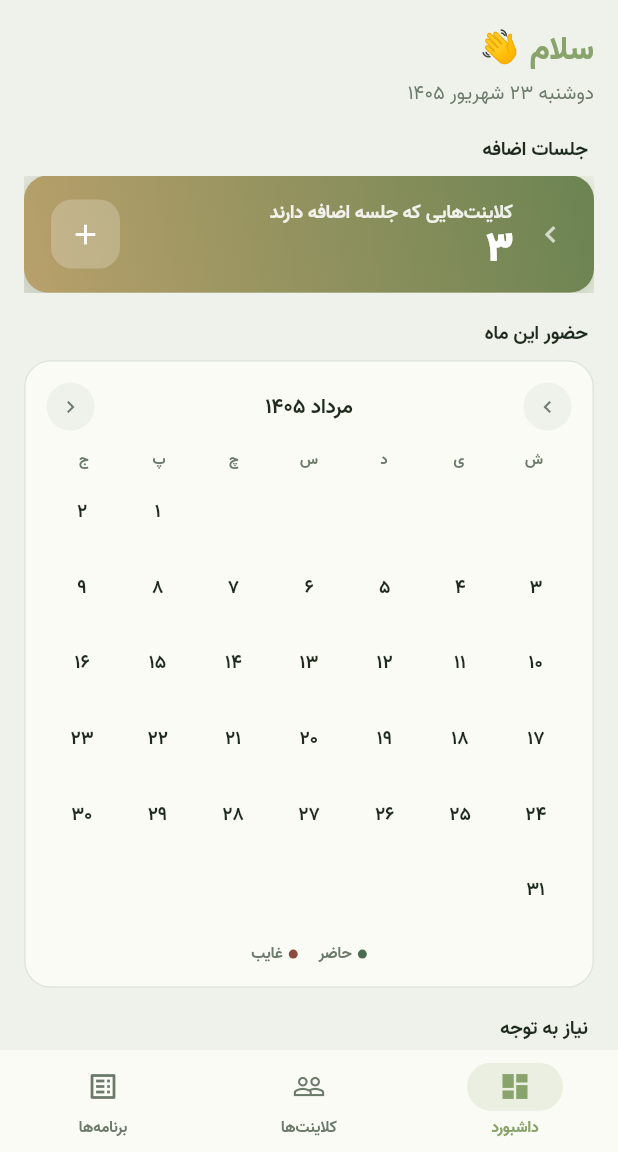
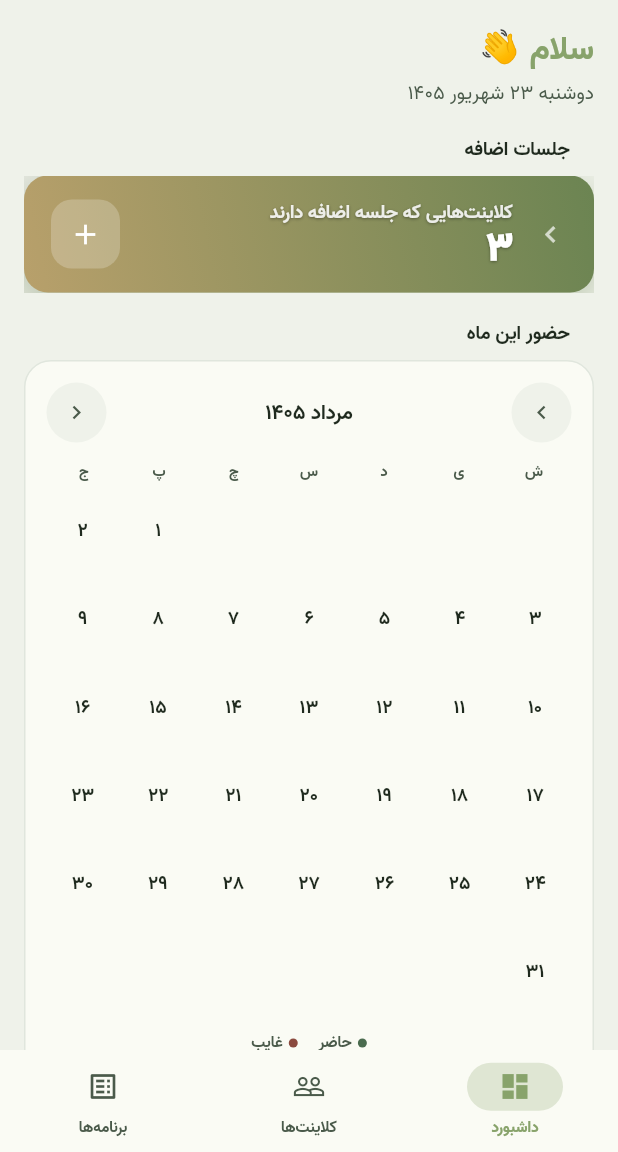
Before and after one commit to nima91ir/zahra-trainer-app, a Flutter app: the screen it shows after launch, after a tap on the "chevron right" icon, on a phone screen of 412 x 824 dp, the part 84-1236 px from its top. Run offline on Flutter 3.47's test engine with Material 3 defaults, Android fonts, the phone set to English and light mode, and no system bars; our stand-ins replace sembast, sembast_web, shamsi_date, shared_preferences.

Commit message:
feat: apply dashboard UI/UX accessibility and polish improvements
- Enlarge calendar day cells and add semantics labels
- Increase calendar nav button size and add tooltips
- Strengthen StatAlertCard affordance with shadow and animation
- Raise onSurfaceVar contrast for better readability
- Increase BottomNav indicator opacity
- Align dashboard section labels to page padding
- Simplify _TotalClientsCard chevron layout with tooltip
- Add text shadow to bonus banner for contrast
- Use AppTokens.s32 for dashboard bottom padding

```diff
--- a/lib/screens/dashboard/dashboard_screen.dart
+++ b/lib/screens/dashboard/dashboard_screen.dart
@@ -258,7 +258,7 @@ class _DashboardScreenState extends State<DashboardScreen> {
       body: SafeArea(
         top: false,
         child: ListView(
-          padding: const EdgeInsets.fromLTRB(16, 16, 16, 32),
+          padding: const EdgeInsets.fromLTRB(16, 16, 16, AppTokens.s32),
           children: [
             // Welcome
             Text(
@@ -425,7 +425,7 @@ class _SectionLabel extends StatelessWidget {
   @override
   Widget build(BuildContext context) {
     return Padding(
-      padding: const EdgeInsets.symmetric(horizontal: 4),
+      padding: const EdgeInsets.symmetric(horizontal: 16),
       child: Text(
         text,
         style: TextStyle(
@@ -489,8 +489,11 @@ class _BonusBanner extends StatelessWidget {
               mainAxisAlignment: MainAxisAlignment.end,
               children: [
                 // Chevron (start side in RTL)
-                Icon(Icons.chevron_right,
-                    color: Colors.white.withValues(alpha: 0.7), size: 22),
+                Tooltip(
+                  message: 'مشاهده',
+                  child: Icon(Icons.chevron_right,
+                      color: Colors.white.withValues(alpha: 0.7), size: 22),
+                ),
                 SizedBox(width: 14),
                 // Body column
                 Expanded(
@@ -505,6 +508,13 @@ class _BonusBanner extends StatelessWidget {
                           fontSize: 12.5,
                           fontWeight: FontWeight.w600,
                           color: Colors.white.withValues(alpha: 0.88),
+                          shadows: const [
+                            Shadow(
+                              color: Color(0x66000000),
+                              offset: Offset(0, 1),
+                              blurRadius: 2,
+                            ),
+                          ],
                         ),
                       ),
                       SizedBox(height: 2),
@@ -517,6 +527,13 @@ class _BonusBanner extends StatelessWidget {
                           fontWeight: FontWeight.w900,
                           color: Colors.white,
                           height: 1,
+                          shadows: const [
+                            Shadow(
+                              color: Color(0x66000000),
+                              offset: Offset(0, 1),
+                              blurRadius: 2,
+                            ),
+                          ],
                         ),
                       ),
                     ],
@@ -563,8 +580,6 @@ class _TotalClientsCard extends StatelessWidget {
         ),
         child: Row(
           children: [
-            Icon(Icons.chevron_right,
-                color: AppTokens.onSurfaceVar, size: 20),
             Expanded(
               child: Column(
                 crossAxisAlignment: CrossAxisAlignment.start,
@@ -594,8 +609,11 @@ class _TotalClientsCard extends StatelessWidget {
                 ],
               ),
             ),
-            Icon(Icons.chevron_left,
-                color: AppTokens.onSurfaceVar, size: 20),
+            Tooltip(
+              message: 'مشاهده کلاینت‌ها',
+              child: Icon(Icons.chevron_left,
+                  color: AppTokens.onSurfaceVar, size: 20),
+            ),
           ],
         ),
       ),
--- a/lib/theme/app_tokens.dart
+++ b/lib/theme/app_tokens.dart
@@ -14,7 +14,7 @@ class AppTokens {
   static const Color surfaceVariant = const Color(0xFFF2F4EE);
   static const Color background     = const Color(0xFFEFF2EA);
   static const Color onSurface      = const Color(0xFF1F2A1E);
-  static const Color onSurfaceVar   = const Color(0xFF6B7A6B);
+  static const Color onSurfaceVar   = Color(0xFF4A5A4A);
   static const Color outline        = const Color(0xFFC5D0C0);
   static const Color outlineVariant = const Color(0xFFE0E6DD);
   static const Color success        = const Color(0xFF4A6B4E);
--- a/lib/widgets/bottom_nav_bar.dart
+++ b/lib/widgets/bottom_nav_bar.dart
@@ -19,7 +19,7 @@ class BottomNavBar extends StatelessWidget {
       selectedIndex: currentIndex,
       onDestinationSelected: onTap,
       backgroundColor: AppTokens.surface,
-      indicatorColor: AppTokens.primary.withValues(alpha: 0.14),
+      indicatorColor: AppTokens.primary.withValues(alpha: 0.24),
       elevation: 0,
       height: 68,
       labelBehavior:
--- a/lib/widgets/jalali_calendar.dart
+++ b/lib/widgets/jalali_calendar.dart
@@ -82,7 +82,7 @@ class JalaliCalendar extends StatelessWidget {
           // Header
           Row(
             children: [
-              _NavButton(icon: Icons.chevron_right, onTap: onPrevMonth),
+              _NavButton(icon: Icons.chevron_right, onTap: onPrevMonth, tooltip: 'ماه قبل'),
               Expanded(
                 child: Center(
                   child: Text(
@@ -96,7 +96,7 @@ class JalaliCalendar extends StatelessWidget {
                   ),
                 ),
               ),
-              _NavButton(icon: Icons.chevron_left, onTap: onNextMonth),
+              _NavButton(icon: Icons.chevron_left, onTap: onNextMonth, tooltip: 'ماه بعد'),
             ],
           ),
           SizedBox(height: 12),
@@ -126,9 +126,9 @@ class JalaliCalendar extends StatelessWidget {
             shrinkWrap: true,
             physics: const NeverScrollableScrollPhysics(),
             crossAxisCount: 7,
-            mainAxisSpacing: 3,
-            crossAxisSpacing: 3,
-            childAspectRatio: 1,
+            mainAxisSpacing: 2,
+            crossAxisSpacing: 2,
+            childAspectRatio: 0.85,
             children: cells,
           ),
 
@@ -153,22 +153,26 @@ class JalaliCalendar extends StatelessWidget {
 class _NavButton extends StatelessWidget {
   final IconData icon;
   final VoidCallback onTap;
-  const _NavButton({required this.icon, required this.onTap});
+  final String tooltip;
+  const _NavButton({required this.icon, required this.onTap, required this.tooltip});
 
   @override
   Widget build(BuildContext context) {
-    return InkWell(
+    return Tooltip(
+      message: tooltip,
+      child: InkWell(
         onTap: onTap,
-      borderRadius: BorderRadius.circular(20),
+        borderRadius: BorderRadius.circular(AppTokens.rMd),
         child: Container(
-        width: 32,
-        height: 32,
+          width: 40,
+          height: 40,
           decoration: BoxDecoration(
             color: AppTokens.background,
             shape: BoxShape.circle,
           ),
           alignment: Alignment.center,
-        child: Icon(icon, size: 16, color: AppTokens.onSurfaceVar),
+          child: Icon(icon, size: 18, color: AppTokens.onSurfaceVar),
+        ),
       ),
     );
   }
@@ -250,6 +254,8 @@ class _DayCell extends StatelessWidget {
     return InkWell(
       onTap: onTap,
       borderRadius: BorderRadius.circular(10),
+      child: Semantics(
+        label: '$day ${_statusLabel(presentCount, absentCount)}',
         child: Container(
           decoration: BoxDecoration(
             color: bg,
@@ -298,6 +304,14 @@ class _DayCell extends StatelessWidget {
             ],
           ),
         ),
+      ),
     );
   }
+
+  String _statusLabel(int presentCount, int absentCount) {
+    final parts = <String>[];
+    if (presentCount > 0) parts.add('حاضر $presentCount');
+    if (absentCount > 0) parts.add('غایب $absentCount');
+    return parts.isEmpty ? 'بدون وضعیت' : parts.join('، ');
   }
+}
--- a/lib/widgets/stat_alert_card.dart
+++ b/lib/widgets/stat_alert_card.dart
@@ -24,15 +24,18 @@ class StatAlertCard extends StatelessWidget {
     return InkWell(
       onTap: onTap,
       borderRadius: BorderRadius.circular(16),
-      child: Container(
+      child: AnimatedContainer(
+        duration: const Duration(milliseconds: 150),
         padding: const EdgeInsets.all(14),
         decoration: BoxDecoration(
           color: AppTokens.surface,
           borderRadius: BorderRadius.circular(16),
           border: Border.all(color: AppTokens.outlineVariant),
+          boxShadow: isZero ? null : AppTokens.shadow1,
         ),
         child: Column(
           crossAxisAlignment: CrossAxisAlignment.start,
+          mainAxisAlignment: MainAxisAlignment.spaceBetween,
           children: [
             Row(
               children: [
@@ -54,7 +57,6 @@ class StatAlertCard extends StatelessWidget {
                 ),
               ],
             ),
-            const Spacer(),
             Text(
               value.toString(),
               textAlign: TextAlign.start,
@@ -63,11 +65,9 @@ class StatAlertCard extends StatelessWidget {
                 fontSize: 28,
                 fontWeight: FontWeight.w900,
                 height: 1,
-                letterSpacing: -1,
                 color: isZero ? AppTokens.outline : AppTokens.onSurface,
               ),
             ),
-            SizedBox(height: 4),
             Text(
               label,
               textAlign: TextAlign.start,
```
Lines whose indentation alone changed are shown as unchanged.
